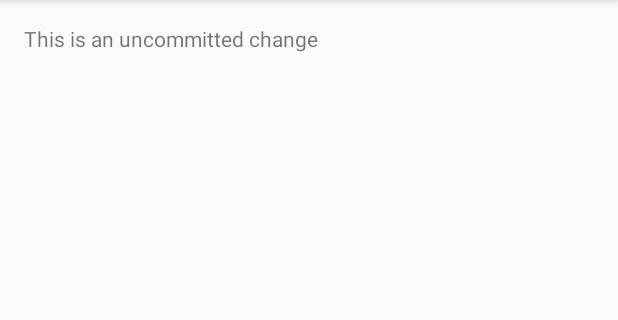
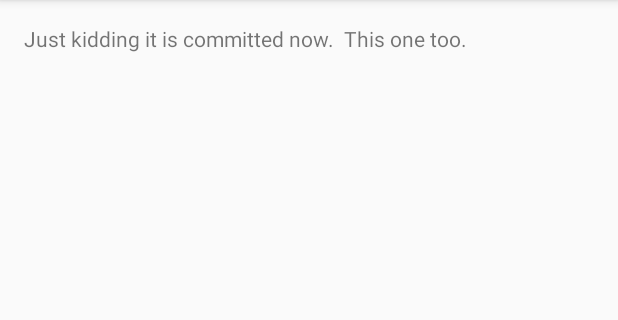
Before and after one commit to mlensi/StudioTester1, an Android app: the screen it shows after launch (MainActivity), on a phone screen of 412 x 824 dp, the part 84-404 px from its top. Run offline under Robolectric (Android 15) with nearby library versions, the phone set to English and light mode, and no system bars.

Commit message:
first pure commit since back on master, woot

```diff
--- a/app/src/main/java/com/example/michaellensi/testicall/MainActivity.java
+++ b/app/src/main/java/com/example/michaellensi/testicall/MainActivity.java
@@ -16,5 +16,6 @@ public class MainActivity extends AppCompatActivity {
         tView.setText("We should be branchin', yeah!");
         tView.setText("We ARE branching!");
         tView.setText("This is an uncommitted change");
+        tView.setText("Just kidding it is committed now.  This one too.");
     }
 }
```
